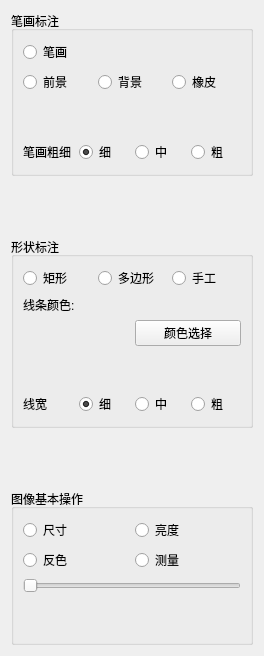
The window that RegionCompetition.ui (WooodHead/labelling3) describes before a commit, drawn with Qt 5.
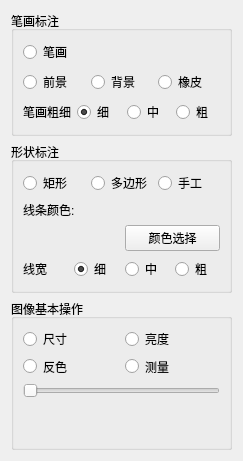
The same window after the commit.

Patch:
```diff
--- a/RegionCompetition.ui
+++ b/RegionCompetition.ui
@@ -6,8 +6,8 @@
    <rect>
     <x>0</x>
     <y>0</y>
-    <width>264</width>
-    <height>656</height>
+    <width>243</width>
+    <height>461</height>
    </rect>
   </property>
   <property name="sizePolicy">
@@ -19,7 +19,7 @@
   <property name="minimumSize">
    <size>
     <width>0</width>
-    <height>500</height>
+    <height>200</height>
    </size>
   </property>
   <property name="maximumSize">
```
Left out of the diff: 2 changed lines with no effect on the pictures.
